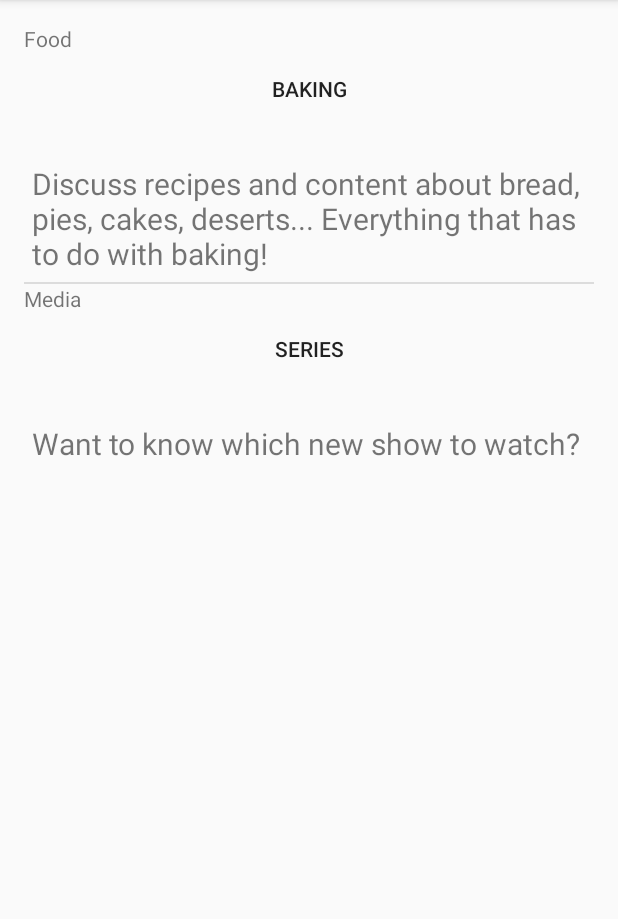
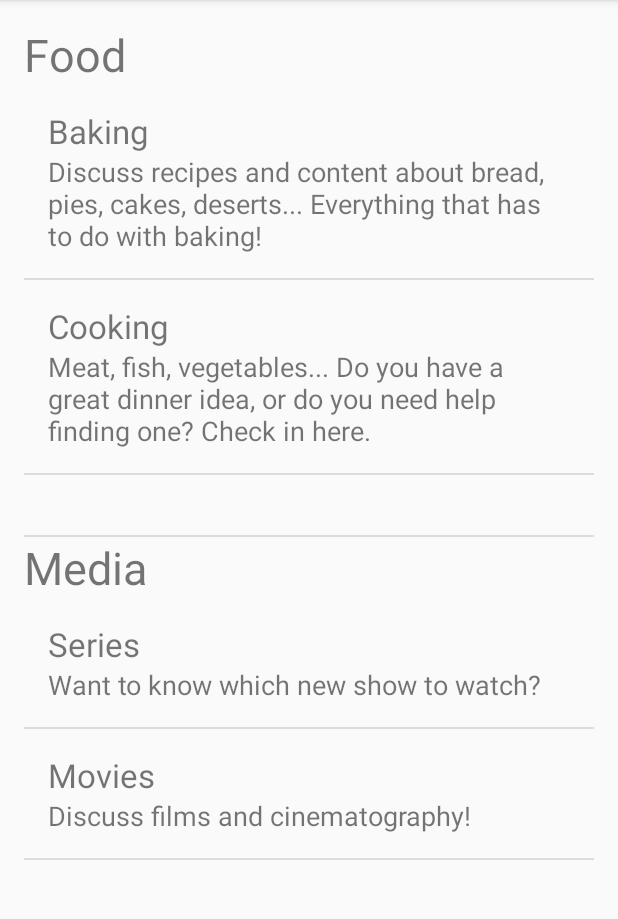
Before and after one commit to HotoPiano/Oblig-2-Apputvikling-Forum, an Android app: the screen it shows after launch (MainActivity), on a phone screen of 412 x 824 dp, the part 84-1003 px from its top. Run offline under Robolectric (Android 15) with nearby library versions, the phone set to English and light mode, and no system bars.

Commit message:
Fixing sizing of listview catgeories

```diff
--- a/app/src/main/java/app/forum/CategoryAdapter.java
+++ b/app/src/main/java/app/forum/CategoryAdapter.java
@@ -5,7 +5,6 @@ import android.view.LayoutInflater;
 import android.view.View;
 import android.view.ViewGroup;
 import android.widget.ArrayAdapter;
-import android.widget.Button;
 import android.widget.ListView;
 import android.widget.TextView;
 
@@ -18,7 +17,7 @@ public class CategoryAdapter extends ArrayAdapter<Category>
 
     public CategoryAdapter(Context c, ArrayList<Category> categories)
     {
-        super(c, R.layout.category);
+        super(c, R.layout.category, categories);
         this.c = c;
         this.categories = categories;
     }
@@ -28,61 +27,15 @@ public class CategoryAdapter extends ArrayAdapter<Category>
     {
         if(convertView == null)
         {
-            LayoutInflater inflater = (LayoutInflater) c.getSystemService(Context.LAYOUT_INFLATER_SERVICE);
-            convertView = inflater.inflate(R.layout.category, null);
+            convertView = LayoutInflater.from(c).inflate(R.layout.category, null);
         }
-
+        convertView.setTag(position);
         TextView categoryTextView = (TextView)convertView.findViewById((R.id.category_title));
         categoryTextView.setText(categories.get(position).getTitle());
 
-
-        ArrayAdapter categoryAdapter = new SubCategoryAdapter(getContext(), categories.get(position).getSubCategories());
-        categoryAdapter.addAll(categories.get(position).getSubCategories());
-
-        ListView categoryListView = (ListView)convertView.findViewById((R.id.category_description));
-        categoryListView.setAdapter(categoryAdapter);
-
-        /*
-        TextView key_textView = (TextView)convertView.findViewById(R.id.notes_textView);
-        key_textView.setText(items.get(position).getTitle());
-        //ImageView img = (ImageView)convertView.findViewById(R.id.notes_imageView);
-        //img.setImageResource(items.get(position).getImage());
-
-        RelativeLayout btButton = (RelativeLayout) convertView.findViewById(R.id.notes_Layout);
-        btButton.setTag(position);
-
-        // Click event handler attached for each note. When a note is pressed you are sent to
-        // the NoteActivity class with the corresponding position of the note in the table.
-        btButton.setOnClickListener(new View.OnClickListener()
-        {
-            @Override
-            public void onClick(View view)
-            {
-                int position = (Integer)view.getTag();
-
-                Intent intent = new Intent(getContext(), NoteActivity.class);
-                intent.putExtra("note", position);
-                c.startActivity(intent);
-            }
-        });
-
-        ImageButton removeItemBtn = (ImageButton)convertView.findViewById(R.id.imageButton_RemoveNote);
-        removeItemBtn.setTag(position);
-
-        // Click event handler for "remove note" button. Update the noteAdapter in MainActivity,
-        // remove the note from the notelist.
-        removeItemBtn.setOnClickListener(new View.OnClickListener()
-        {
-            @Override
-            public void onClick(View view)
-            {
-                int position = (Integer)view.getTag();
-                MainActivity.noteAdapter.remove(items.get(position));
-                items.remove(items.get(position));
-                MainActivity.noteAdapter.notifyDataSetChanged();
-            }
-        });
-*/
+        ListView categoryListView = (ListView)convertView.findViewById((R.id.subcategory_listView));
+        SubCategoryAdapter subCategoryAdapter = new SubCategoryAdapter(c, categories.get(position).getSubCategories());
+        categoryListView.setAdapter(subCategoryAdapter);
         return convertView;
     }
 }
--- a/app/src/main/java/app/forum/MainActivity.java
+++ b/app/src/main/java/app/forum/MainActivity.java
@@ -28,27 +28,21 @@ public class MainActivity extends AppCompatActivity
 
         categoryAdapter = new CategoryAdapter(this, categories);
 
-        categoryAdapter.addAll(categories);
-
         categoryListView.setAdapter(categoryAdapter);
     }
 
     private ArrayList<Category> generateTestData()
     {
-        ArrayList<Category> categoryList = new ArrayList();
-        ArrayList<SubCategory> list1 = new ArrayList();
-        SubCategory sub1 = new SubCategory("Baking", "Discuss recipes and content about bread, pies, cakes, deserts... Everything that has to do with baking!");
-        list1.add(sub1);
-        SubCategory sub2 = new SubCategory("Cooking", "Meat, fish, vegetables... Do you have a great dinner idea, or do you need help finding one? Check in here.");
-        list1.add(sub2);
+        ArrayList<Category> categoryList = new ArrayList<Category>();
+        ArrayList<SubCategory> list1 = new ArrayList<SubCategory>();
+        list1.add(new SubCategory("Baking", "Discuss recipes and content about bread, pies, cakes, deserts... Everything that has to do with baking!"));
+        list1.add(new SubCategory("Cooking", "Meat, fish, vegetables... Do you have a great dinner idea, or do you need help finding one? Check in here."));
         Category c1 = new Category("Food", list1);
         categoryList.add(c1);
 
-        ArrayList<SubCategory> list2 = new ArrayList();
-        SubCategory sub3 = new SubCategory("Series", "Want to know which new show to watch?");
-        list2.add(sub3);
-        SubCategory sub4 = new SubCategory("Movies", "Discuss films and cinematography!");
-        list2.add(sub4);
+        ArrayList<SubCategory> list2 = new ArrayList<SubCategory>();
+        list2.add(new SubCategory("Series", "Want to know which new show to watch?"));
+        list2.add(new SubCategory("Movies", "Discuss films and cinematography!"));
         Category c2 = new Category("Media", list2);
         categoryList.add(c2);
         return categoryList;
@@ -69,5 +63,4 @@ public class MainActivity extends AppCompatActivity
         startActivity(intent);
         return super.onOptionsItemSelected(item);
     }
-
 }
--- a/app/src/main/java/app/forum/SubCategoryAdapter.java
+++ b/app/src/main/java/app/forum/SubCategoryAdapter.java
@@ -5,19 +5,21 @@ import android.view.LayoutInflater;
 import android.view.View;
 import android.view.ViewGroup;
 import android.widget.ArrayAdapter;
-import android.widget.Button;
+import android.widget.LinearLayout;
+import android.widget.RelativeLayout;
 import android.widget.TextView;
+import android.widget.Toast;
 
 import java.util.ArrayList;
 
-public class SubCategoryAdapter extends ArrayAdapter<Category>
+public class SubCategoryAdapter extends ArrayAdapter<SubCategory>
 {
     private Context c;
     private ArrayList<SubCategory> subCategories;
 
     public SubCategoryAdapter(Context c, ArrayList<SubCategory> subCategories)
     {
-        super(c, R.layout.subcategory);
+        super(c, R.layout.subcategory, subCategories);
         this.c = c;
         this.subCategories = subCategories;
     }
@@ -27,68 +29,29 @@ public class SubCategoryAdapter extends ArrayAdapter<Category>
     {
         if(convertView == null)
         {
-            LayoutInflater inflater = (LayoutInflater) c.getSystemService(Context.LAYOUT_INFLATER_SERVICE);
-            convertView = inflater.inflate(R.layout.subcategory, null);
+            convertView = LayoutInflater.from(c).inflate(R.layout.subcategory, null);
         }
-
-        Button categoryButton = (Button)convertView.findViewById(R.id.subcategory_title);
-        categoryButton.setText(subCategories.get(position).getTitle());
+        convertView.setTag(position);
+        TextView categoryTitleView = (TextView)convertView.findViewById(R.id.subcategory_title);
+        categoryTitleView.setText(subCategories.get(position).getTitle());
 
         TextView categoryTextView = (TextView)convertView.findViewById((R.id.subcategory_description));
         categoryTextView.setText(subCategories.get(position).getDescription());
 
+        final LinearLayout subCategoryView = (LinearLayout)convertView.findViewById(R.id.subcategory_layout);
 
-        categoryButton.setOnClickListener(new View.OnClickListener()
+        subCategoryView.setOnClickListener(new View.OnClickListener()
         {
             @Override
             public void onClick(View view)
             {
+                Toast.makeText(getContext(), "ehh", Toast.LENGTH_SHORT).show();
                 //int position = (Integer)view.getTag();
                 //Intent intent = new Intent(getContext(), CategoryActivity.class);
                 //c.startActivity(intent);
             }
         });
-        /*
-        TextView key_textView = (TextView)convertView.findViewById(R.id.notes_textView);
-        key_textView.setText(items.get(position).getTitle());
-        //ImageView img = (ImageView)convertView.findViewById(R.id.notes_imageView);
-        //img.setImageResource(items.get(position).getImage());
 
-        RelativeLayout btButton = (RelativeLayout) convertView.findViewById(R.id.notes_Layout);
-        btButton.setTag(position);
-
-        // Click event handler attached for each note. When a note is pressed you are sent to
-        // the NoteActivity class with the corresponding position of the note in the table.
-        btButton.setOnClickListener(new View.OnClickListener()
-        {
-            @Override
-            public void onClick(View view)
-            {
-                int position = (Integer)view.getTag();
-
-                Intent intent = new Intent(getContext(), NoteActivity.class);
-                intent.putExtra("note", position);
-                c.startActivity(intent);
-            }
-        });
-
-        ImageButton removeItemBtn = (ImageButton)convertView.findViewById(R.id.imageButton_RemoveNote);
-        removeItemBtn.setTag(position);
-
-        // Click event handler for "remove note" button. Update the noteAdapter in MainActivity,
-        // remove the note from the notelist.
-        removeItemBtn.setOnClickListener(new View.OnClickListener()
-        {
-            @Override
-            public void onClick(View view)
-            {
-                int position = (Integer)view.getTag();
-                MainActivity.noteAdapter.remove(items.get(position));
-                items.remove(items.get(position));
-                MainActivity.noteAdapter.notifyDataSetChanged();
-            }
-        });
-*/
         return convertView;
     }
 }
--- a/app/src/main/res/layout/activity_main.xml
+++ b/app/src/main/res/layout/activity_main.xml
@@ -5,6 +5,7 @@
     android:id="@+id/activity_main"
     android:layout_width="match_parent"
     android:layout_height="match_parent"
+    android:orientation="vertical"
     android:paddingBottom="@dimen/activity_vertical_margin"
     android:paddingLeft="@dimen/activity_horizontal_margin"
     android:paddingRight="@dimen/activity_horizontal_margin"
--- a/app/src/main/res/layout/category.xml
+++ b/app/src/main/res/layout/category.xml
@@ -2,17 +2,18 @@
 <LinearLayout
     xmlns:android="http://schemas.android.com/apk/res/android"
     android:layout_width="match_parent"
-    android:layout_height="match_parent"
+    android:layout_height="wrap_content"
     android:orientation="vertical"
-    android:id="@+id/notes_Layout">
+    android:id="@+id/category_layout" >
 
     <TextView
         android:layout_width="match_parent"
         android:layout_height="wrap_content"
-        android:id="@+id/category_title"/>
+        android:id="@+id/category_title"
+        android:textSize="30sp"/>
 
     <ListView
+        android:id="@+id/subcategory_listView"
         android:layout_width="match_parent"
-        android:layout_height="wrap_content"
-        android:id="@+id/category_description"/>
+        android:layout_height="300sp"/>
 </LinearLayout>
--- a/app/src/main/res/layout/subcategory.xml
+++ b/app/src/main/res/layout/subcategory.xml
@@ -1,22 +1,24 @@
 <?xml version="1.0" encoding="utf-8"?>
 <LinearLayout
     xmlns:android="http://schemas.android.com/apk/res/android"
-                android:layout_width="match_parent"
-                android:layout_height="match_parent"
-                android:orientation="vertical"
-                android:id="@+id/notes_Layout">
+    android:id="@+id/subcategory_layout"
+    android:layout_width="match_parent"
+    android:layout_height="wrap_content"
+    android:orientation="vertical"
+    android:paddingBottom="@dimen/activity_vertical_margin"
+    android:paddingLeft="@dimen/activity_horizontal_margin"
+    android:paddingRight="@dimen/activity_horizontal_margin"
+    android:paddingTop="@dimen/activity_vertical_margin">
 
-    <Button
+    <TextView
+        android:id="@+id/subcategory_title"
         android:layout_width="match_parent"
         android:layout_height="wrap_content"
-        android:id="@+id/subcategory_title"
-        android:background="@android:color/transparent"/>
+        android:textSize="22sp"/>
 
-        <TextView
-            android:layout_width="match_parent"
-            android:layout_height="wrap_content"
-            android:id="@+id/subcategory_description"
-            android:layout_margin="5dp"
-            android:textSize="20sp"
-            android:paddingTop="20dp" />
+    <TextView
+        android:id="@+id/subcategory_description"
+        android:layout_width="match_parent"
+        android:layout_height="wrap_content"
+        android:textSize="18sp"/>
 </LinearLayout>
--- a/build.gradle
+++ b/build.gradle
@@ -5,7 +5,7 @@ buildscript {
         jcenter()
     }
     dependencies {
-        classpath 'com.android.tools.build:gradle:2.2.3'
+        classpath 'com.android.tools.build:gradle:2.3.0'
 
         // NOTE: Do not place your application dependencies here; they belong
         // in the individual module build.gradle files
```
Also changed, not shown: gradle/wrapper/gradle-wrapper.properties, 2 other files.
